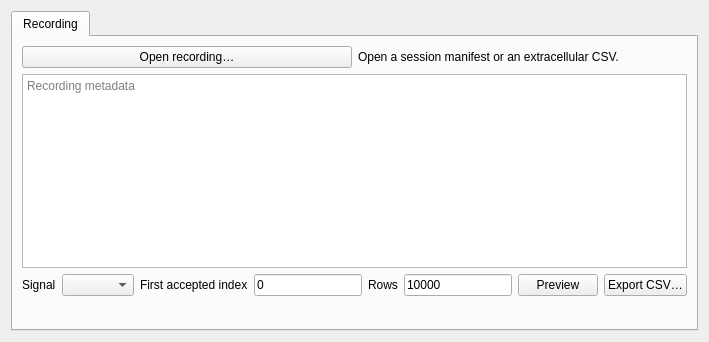
Before: the Qt Designer form Software/GUI - PyQt6-PySide6/spikeling_gui/ui/forms/UI_ExtracellularRecording.ui in OpenSourceNeuro/Spikeling, drawn with Qt 5.
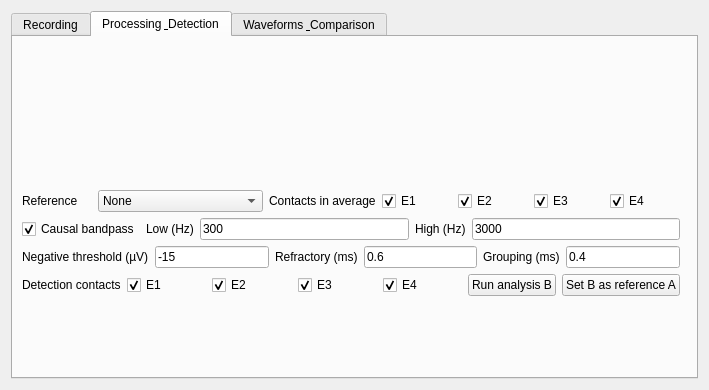
After: the same form once the commit is applied. The open tabs and pages were chosen to show the change.

Commit message: Analyse saved extracellular recordings and compare detection recipes

What changed in the file:
```diff
--- a/Software/GUI - PyQt6-PySide6/spikeling_gui/ui/forms/UI_ExtracellularRecording.ui
+++ b/Software/GUI - PyQt6-PySide6/spikeling_gui/ui/forms/UI_ExtracellularRecording.ui
@@ -55,6 +55,555 @@
        </item>
       </layout>
      </widget>
+     <widget class="QWidget" name="processingTab">
+      <attribute name="title">
+       <string>Processing &amp; Detection</string>
+      </attribute>
+      <layout class="QVBoxLayout" name="processingTabLayout">
+       <item>
+        <widget class="QLabel" name="analysisSelection">
+         <property name="wordWrap">
+          <bool>true</bool>
+         </property>
+         <property name="textFormat">
+          <enum>Qt::TextFormat::PlainText</enum>
+         </property>
+        </widget>
+       </item>
+       <item>
+        <widget class="QLabel" name="analysisStatus">
+         <property name="wordWrap">
+          <bool>true</bool>
+         </property>
+         <property name="textFormat">
+          <enum>Qt::TextFormat::PlainText</enum>
+         </property>
+        </widget>
+       </item>
+       <item>
+        <layout class="QHBoxLayout" name="referenceRow">
+         <item>
+          <widget class="QLabel" name="referenceLabel">
+           <property name="text">
+            <string>Reference</string>
+           </property>
+           <property name="buddy">
+            <cstring>referenceCombo</cstring>
+           </property>
+          </widget>
+         </item>
+         <item>
+          <widget class="QComboBox" name="referenceCombo">
+            <property name="toolTip">
+             <string>The selected contacts contribute to the mean subtracted from all four signals. Shared neuronal evidence can cancel.</string>
+            </property>
+           <item>
+            <property name="text">
+             <string>None</string>
+            </property>
+           </item>
+           <item>
+            <property name="text">
+             <string>Common average (CAR)</string>
+            </property>
+           </item>
+          </widget>
+         </item>
+         <item>
+          <widget class="QLabel" name="refContactsLabel">
+           <property name="text">
+            <string>Contacts in average</string>
+           </property>
+          </widget>
+         </item>
+         <item>
+          <widget class="QCheckBox" name="reference1">
+           <property name="text">
+            <string>E1</string>
+           </property>
+           <property name="checked">
+            <bool>true</bool>
+           </property>
+          </widget>
+         </item>
+         <item>
+          <widget class="QCheckBox" name="reference2">
+           <property name="text">
+            <string>E2</string>
+           </property>
+           <property name="checked">
+            <bool>true</bool>
+           </property>
+          </widget>
+         </item>
+         <item>
+          <widget class="QCheckBox" name="reference3">
+           <property name="text">
+            <string>E3</string>
+           </property>
+           <property name="checked">
+            <bool>true</bool>
+           </property>
+          </widget>
+         </item>
+         <item>
+          <widget class="QCheckBox" name="reference4">
+           <property name="text">
+            <string>E4</string>
+           </property>
+           <property name="checked">
+            <bool>true</bool>
+           </property>
+          </widget>
+         </item>
+         <item>
+          <spacer name="referenceRowSpacer">
+           <property name="orientation">
+            <enum>Qt::Orientation::Horizontal</enum>
+           </property>
+          </spacer>
+         </item>
+        </layout>
+       </item>
+       <item>
+        <layout class="QHBoxLayout" name="bandpassRow">
+         <item>
+          <widget class="QCheckBox" name="bandpassCheck">
+            <property name="toolTip">
+             <string>Filter a fresh copy of the saved broadband. Warm-up rows after each reset are excluded from detection.</string>
+            </property>
+           <property name="text">
+            <string>Causal bandpass</string>
+           </property>
+           <property name="checked">
+            <bool>true</bool>
+           </property>
+          </widget>
+         </item>
+         <item>
+          <widget class="QLabel" name="lowEditLabel">
+           <property name="text">
+            <string>Low (Hz)</string>
+           </property>
+           <property name="buddy">
+            <cstring>lowEdit</cstring>
+           </property>
+          </widget>
+         </item>
+         <item>
+          <widget class="QLineEdit" name="lowEdit">
+           <property name="text">
+            <string notr="true">300</string>
+           </property>
+           <property name="maximumWidth">
+            <number>82</number>
+           </property>
+          </widget>
+         </item>
+         <item>
+          <widget class="QLabel" name="highEditLabel">
+           <property name="text">
+            <string>High (Hz)</string>
+           </property>
+           <property name="buddy">
+            <cstring>highEdit</cstring>
+           </property>
+          </widget>
+         </item>
+         <item>
+          <widget class="QLineEdit" name="highEdit">
+           <property name="text">
+            <string notr="true">3000</string>
+           </property>
+           <property name="maximumWidth">
+            <number>82</number>
+           </property>
+          </widget>
+         </item>
+         <item>
+          <spacer name="bandpassRowSpacer">
+           <property name="orientation">
+            <enum>Qt::Orientation::Horizontal</enum>
+           </property>
+          </spacer>
+         </item>
+        </layout>
+       </item>
+       <item>
+        <layout class="QHBoxLayout" name="detectorRow">
+         <item>
+          <widget class="QLabel" name="thresholdEditLabel">
+           <property name="text">
+            <string>Negative threshold (µV)</string>
+           </property>
+           <property name="buddy">
+            <cstring>thresholdEdit</cstring>
+           </property>
+          </widget>
+         </item>
+         <item>
+          <widget class="QLineEdit" name="thresholdEdit">
+           <property name="text">
+            <string notr="true">-15</string>
+           </property>
+           <property name="maximumWidth">
+            <number>82</number>
+           </property>
+          </widget>
+         </item>
+         <item>
+          <widget class="QLabel" name="refractoryEditLabel">
+           <property name="text">
+            <string>Refractory (ms)</string>
+           </property>
+           <property name="buddy">
+            <cstring>refractoryEdit</cstring>
+           </property>
+          </widget>
+         </item>
+         <item>
+          <widget class="QLineEdit" name="refractoryEdit">
+           <property name="text">
+            <string notr="true">0.6</string>
+           </property>
+           <property name="maximumWidth">
+            <number>82</number>
+           </property>
+          </widget>
+         </item>
+         <item>
+          <widget class="QLabel" name="groupingEditLabel">
+           <property name="text">
+            <string>Grouping (ms)</string>
+           </property>
+           <property name="buddy">
+            <cstring>groupingEdit</cstring>
+           </property>
+          </widget>
+         </item>
+         <item>
+          <widget class="QLineEdit" name="groupingEdit">
+            <property name="toolTip">
+             <string>The grouping window starts at the first accepted crossing. A crossing at exact expiry starts a new group.</string>
+            </property>
+           <property name="text">
+            <string notr="true">0.4</string>
+           </property>
+           <property name="maximumWidth">
+            <number>82</number>
+           </property>
+          </widget>
+         </item>
+         <item>
+          <spacer name="detectorRowSpacer">
+           <property name="orientation">
+            <enum>Qt::Orientation::Horizontal</enum>
+           </property>
+          </spacer>
+         </item>
+        </layout>
+       </item>
+       <item>
+        <layout class="QHBoxLayout" name="detectionContactsRow">
+         <item>
+          <widget class="QLabel" name="detectionContactsLabel">
+           <property name="text">
+            <string>Detection contacts</string>
+           </property>
+          </widget>
+         </item>
+         <item>
+          <widget class="QCheckBox" name="detector1">
+           <property name="text">
+            <string>E1</string>
+           </property>
+           <property name="checked">
+            <bool>true</bool>
+           </property>
+          </widget>
+         </item>
+         <item>
+          <widget class="QCheckBox" name="detector2">
+           <property name="text">
+            <string>E2</string>
+           </property>
+           <property name="checked">
+            <bool>true</bool>
+           </property>
+          </widget>
+         </item>
+         <item>
+          <widget class="QCheckBox" name="detector3">
+           <property name="text">
+            <string>E3</string>
+           </property>
+           <property name="checked">
+            <bool>true</bool>
+           </property>
+          </widget>
+         </item>
+         <item>
+          <widget class="QCheckBox" name="detector4">
+           <property name="text">
+            <string>E4</string>
+           </property>
+           <property name="checked">
+            <bool>true</bool>
+           </property>
+          </widget>
+         </item>
+         <item>
+          <widget class="QPushButton" name="runButton">
+           <property name="text">
+            <string>Run analysis B</string>
+           </property>
+          </widget>
+         </item>
+         <item>
+          <widget class="QPushButton" name="pinButton">
+           <property name="text">
+            <string>Set B as reference A</string>
+           </property>
+          </widget>
+         </item>
+         <item>
+          <spacer name="detectionContactsRowSpacer">
+           <property name="orientation">
+            <enum>Qt::Orientation::Horizontal</enum>
+           </property>
+          </spacer>
+         </item>
+        </layout>
+       </item>
+       <item>
+        <widget class="QWidget" name="analysisPlotHost">
+         <layout class="QVBoxLayout" name="analysisPlotLayout" />
+        </widget>
+       </item>
+      </layout>
+     </widget>
+     <widget class="QWidget" name="comparisonTab">
+      <attribute name="title">
+       <string>Waveforms &amp; Comparison</string>
+      </attribute>
+      <layout class="QVBoxLayout" name="comparisonTabLayout">
+       <item>
+        <layout class="QHBoxLayout" name="waveWindowRow">
+         <item>
+          <widget class="QLabel" name="preEditLabel">
+           <property name="text">
+            <string>Pre-event (ms)</string>
+           </property>
+           <property name="buddy">
+            <cstring>preEdit</cstring>
+           </property>
+          </widget>
+         </item>
+         <item>
+          <widget class="QLineEdit" name="preEdit">
+           <property name="text">
+            <string notr="true">1</string>
+           </property>
+           <property name="maximumWidth">
+            <number>82</number>
+           </property>
+          </widget>
+         </item>
+         <item>
+          <widget class="QLabel" name="postEditLabel">
+           <property name="text">
+            <string>Post-event (ms)</string>
+           </property>
+           <property name="buddy">
+            <cstring>postEdit</cstring>
+           </property>
+          </widget>
+         </item>
+         <item>
+          <widget class="QLineEdit" name="postEdit">
+           <property name="text">
+            <string notr="true">2</string>
+           </property>
+           <property name="maximumWidth">
+            <number>82</number>
+           </property>
+          </widget>
+         </item>
+         <item>
+          <widget class="QLabel" name="snippetEditLabel">
+           <property name="text">
+            <string>Overlays</string>
+           </property>
+           <property name="buddy">
+            <cstring>snippetEdit</cstring>
+           </property>
+          </widget>
+         </item>
+         <item>
+          <widget class="QLineEdit" name="snippetEdit">
+           <property name="text">
+            <string notr="true">16</string>
+           </property>
+           <property name="maximumWidth">
+            <number>82</number>
+           </property>
+          </widget>
+         </item>
+         <item>
+          <spacer name="waveWindowRowSpacer">
+           <property name="orientation">
+            <enum>Qt::Orientation::Horizontal</enum>
+           </property>
+          </spacer>
+         </item>
+        </layout>
+       </item>
+       <item>
+        <layout class="QHBoxLayout" name="waveSelectionRow">
+         <item>
+          <widget class="QLabel" name="firstGroupEditLabel">
+           <property name="text">
+            <string>First group</string>
+           </property>
+           <property name="buddy">
+            <cstring>firstGroupEdit</cstring>
+           </property>
+          </widget>
+         </item>
+         <item>
+          <widget class="QLineEdit" name="firstGroupEdit">
+           <property name="text">
+            <string notr="true">1</string>
+           </property>
+           <property name="maximumWidth">
+            <number>82</number>
+           </property>
+          </widget>
+         </item>
+         <item>
+          <widget class="QLabel" name="groupCountEditLabel">
+           <property name="text">
+            <string>Group count</string>
+           </property>
+           <property name="buddy">
+            <cstring>groupCountEdit</cstring>
+           </property>
+          </widget>
+         </item>
+         <item>
+          <widget class="QLineEdit" name="groupCountEdit">
+           <property name="text">
+            <string notr="true" />
+           </property>
+           <property name="placeholderText">
+            <string>All remaining</string>
+           </property>
+           <property name="maximumWidth">
+            <number>82</number>
+           </property>
+          </widget>
+         </item>
+         <item>
+          <widget class="QPushButton" name="rerunButton">
+           <property name="text">
+            <string>Run analysis B</string>
+           </property>
+          </widget>
+         </item>
+         <item>
+          <spacer name="waveSelectionRowSpacer">
+           <property name="orientation">
+            <enum>Qt::Orientation::Horizontal</enum>
+           </property>
+          </spacer>
+         </item>
+        </layout>
+       </item>
+       <item>
+        <layout class="QHBoxLayout" name="sourceComparisonRow">
+         <item>
+          <widget class="QLabel" name="sourceLabel">
+           <property name="text">
+            <string>Source evidence</string>
+           </property>
+           <property name="buddy">
+            <cstring>sourceCombo</cstring>
+           </property>
+          </widget>
+         </item>
+         <item>
+          <widget class="QComboBox" name="sourceCombo" />
+         </item>
+         <item>
+          <widget class="QLabel" name="toleranceEditLabel">
+           <property name="text">
+            <string>Match tolerance (ms)</string>
+           </property>
+           <property name="buddy">
+            <cstring>toleranceEdit</cstring>
+           </property>
+          </widget>
+         </item>
+         <item>
+          <widget class="QLineEdit" name="toleranceEdit">
+           <property name="text">
+            <string notr="true">2</string>
+           </property>
+           <property name="maximumWidth">
+            <number>82</number>
+           </property>
+          </widget>
+         </item>
+         <item>
+          <widget class="QPushButton" name="matchButton">
+           <property name="text">
+            <string>Refresh agreement</string>
+           </property>
+          </widget>
+         </item>
+         <item>
+          <widget class="QPushButton" name="analysisExportButton">
+           <property name="text">
+            <string>Export analysis…</string>
+           </property>
+          </widget>
+         </item>
+         <item>
+          <spacer name="sourceComparisonRowSpacer">
+           <property name="orientation">
+            <enum>Qt::Orientation::Horizontal</enum>
+           </property>
+          </spacer>
+         </item>
+        </layout>
+       </item>
+       <item>
+        <widget class="QLabel" name="comparisonStatus">
+         <property name="wordWrap">
+          <bool>true</bool>
+         </property>
+         <property name="textFormat">
+          <enum>Qt::TextFormat::PlainText</enum>
+         </property>
+        </widget>
+       </item>
+       <item>
+        <widget class="QPlainTextEdit" name="comparisonDetails">
+         <property name="readOnly">
+          <bool>true</bool>
+         </property>
+         <property name="maximumHeight">
+          <number>115</number>
+         </property>
+        </widget>
+       </item>
+       <item>
+        <widget class="QWidget" name="waveformPlotHost">
+         <layout class="QVBoxLayout" name="waveformPlotLayout" />
+        </widget>
+       </item>
+      </layout>
+     </widget>
     </widget>
    </item>
   </layout>
```
The commit also changes 14 other files.
